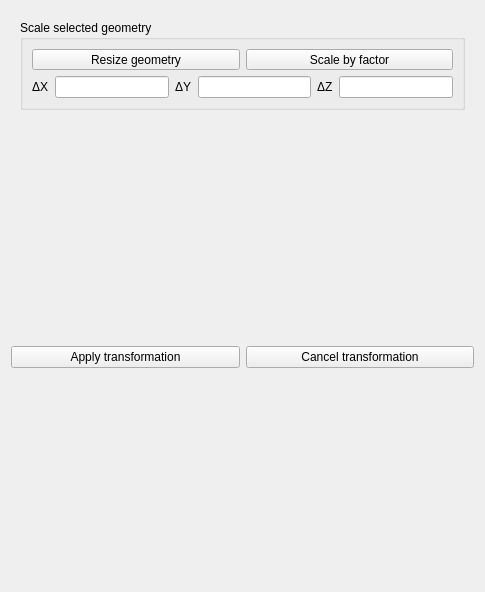
Above: SIM-VICUS/src/SVPropEditGeometry.ui from ghorwin/SIM-VICUS before the change. Below: the same form after it.
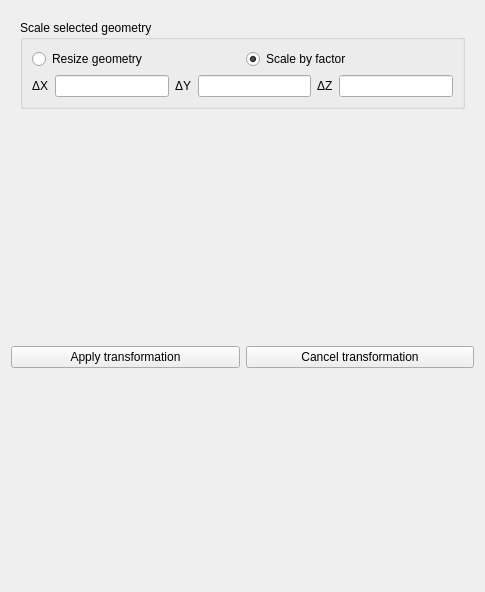
That is the form after the change. The open tabs and pages were chosen to show the change. Custom widgets are drawn as their Qt base class.

Diff of the .ui file:
```diff
--- a/SIM-VICUS/src/SVPropEditGeometry.ui
+++ b/SIM-VICUS/src/SVPropEditGeometry.ui
@@ -424,45 +424,18 @@
           <item>
            <layout class="QHBoxLayout" name="horizontalLayout_7">
             <item>
-             <widget class="QToolButton" name="toolButtonScaleBoundingBox">
-              <property name="sizePolicy">
-               <sizepolicy hsizetype="Preferred" vsizetype="Fixed">
-                <horstretch>0</horstretch>
-                <verstretch>0</verstretch>
-               </sizepolicy>
-              </property>
-              <property name="minimumSize">
-               <size>
-                <width>0</width>
-                <height>0</height>
-               </size>
-              </property>
+             <widget class="QRadioButton" name="radioButtonScaleResize">
               <property name="text">
                <string>Resize geometry</string>
               </property>
-              <property name="checkable">
-               <bool>true</bool>
-              </property>
              </widget>
             </item>
             <item>
-             <widget class="QToolButton" name="toolButtonScaleFactor">
-              <property name="sizePolicy">
-               <sizepolicy hsizetype="Preferred" vsizetype="Fixed">
-                <horstretch>0</horstretch>
-                <verstretch>0</verstretch>
-               </sizepolicy>
-              </property>
-              <property name="minimumSize">
-               <size>
-                <width>0</width>
-                <height>0</height>
-               </size>
-              </property>
+             <widget class="QRadioButton" name="radioButtonScaleFactor">
               <property name="text">
                <string>Scale by factor</string>
               </property>
-              <property name="checkable">
+              <property name="checked">
                <bool>true</bool>
               </property>
              </widget>
```
Left out of the diff: 2 changed lines with no effect on the pictures.
